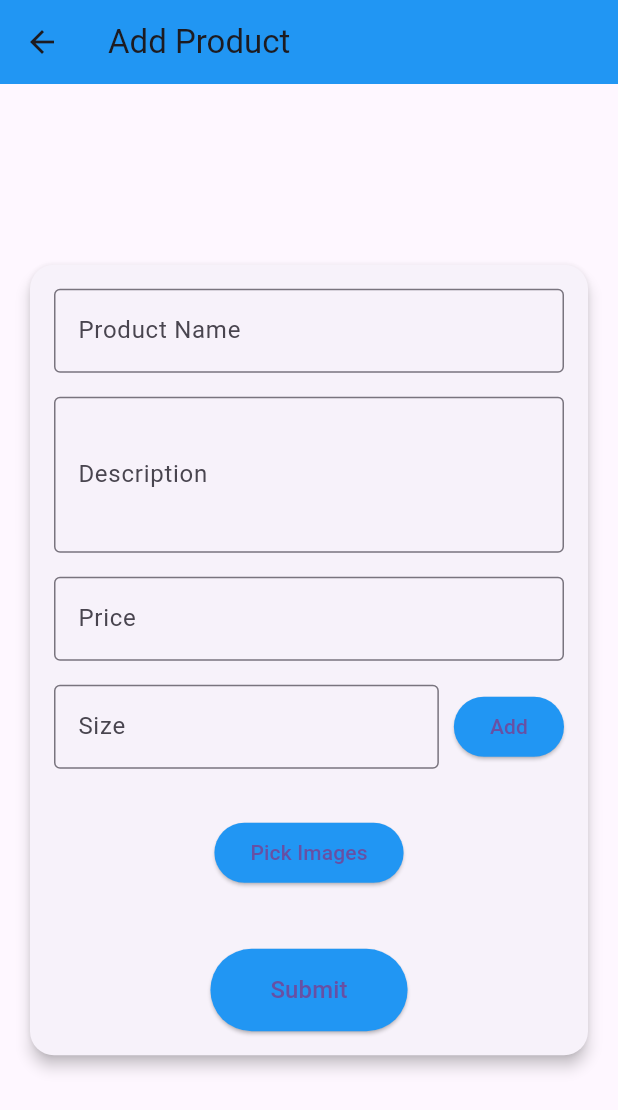
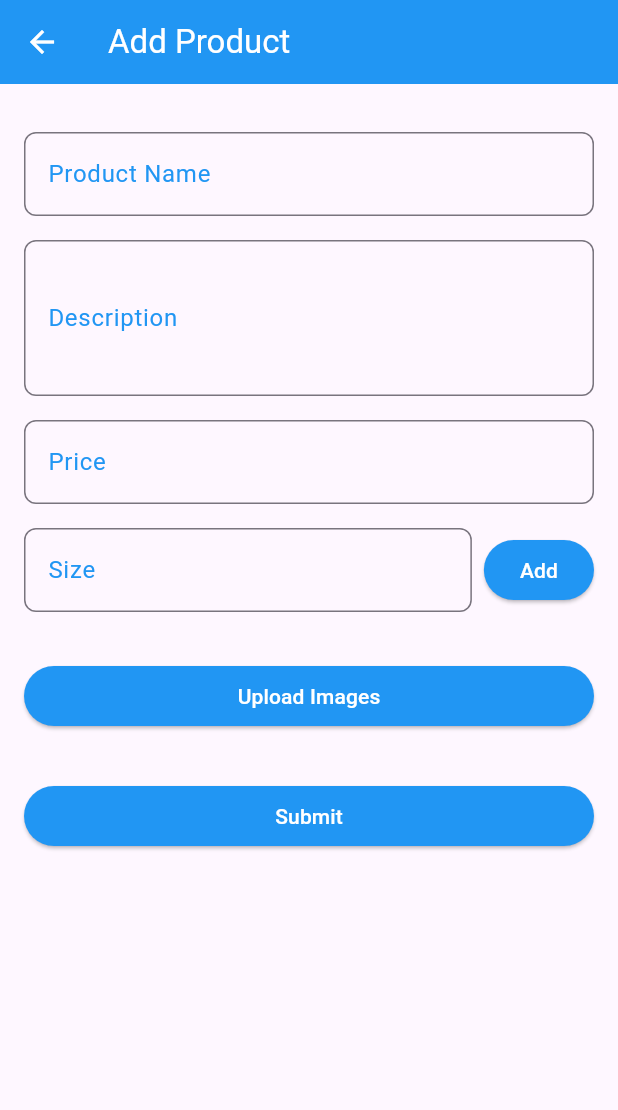
Before and after one commit to AmnaArifHussainC/paniwala, a Flutter app: the screen it shows after launch, scrolled down 288 dp, after a tap on the "add" icon, on a phone screen of 412 x 824 dp. Shown: the top 1110 px of the screen. Run offline on Flutter 3.47's test engine with Material 3 defaults, Android fonts, the phone set to English and light mode, and no system bars; our stand-ins replace cloud_firestore, file_picker, firebase_auth, firebase_core, firebase_storage, geocoding and 7 more; accounts and stored records are empty; project files that could hold a hidden picture were left out.

Commit message:
Commit By Amna

```diff
--- a/lib/view/supplier_screen/supplier_add_product.dart
+++ b/lib/view/supplier_screen/supplier_add_product.dart
@@ -1,6 +1,7 @@
 import 'dart:io';
 import 'package:flutter/material.dart';
 import 'package:image_picker/image_picker.dart';
+
 import '../../services/firestore/supplier_product.dart';
 
 class AddProductScreen extends StatefulWidget {
@@ -107,29 +108,26 @@ class _AddProductScreenState extends State<AddProductScreen> {
   Widget build(BuildContext context) {
     return Scaffold(
       appBar: AppBar(
-        title: const Text("Add Product"),
+        iconTheme: IconThemeData(color: Colors.white),
+        title: const Text("Add Product", style: TextStyle(color: Colors.white),),
         backgroundColor: Colors.blue,
       ),
-      body: Center(
-        child: SingleChildScrollView(
-          padding: const EdgeInsets.all(16.0),
-          child: Card(
-            elevation: 4,
-            shape: RoundedRectangleBorder(
-              borderRadius: BorderRadius.circular(16),
-            ),
-            child: Padding(
+      body: Padding(
         padding: const EdgeInsets.all(16.0),
         child: Form(
           key: _formKey,
-                child: Column(
-                  mainAxisSize: MainAxisSize.min,
+          child: ListView(
             children: [
+              const SizedBox(height: 16),
               TextFormField(
                 controller: _productNameController,
-                      decoration: const InputDecoration(
+                decoration: InputDecoration(
                   labelText: "Product Name",
-                        border: OutlineInputBorder(),
+                  labelStyle: const TextStyle(color: Colors.blue),
+                  border: OutlineInputBorder(
+                    borderSide: const BorderSide(color: Colors.blue),
+                    borderRadius: BorderRadius.circular(8),
+                  ),
                 ),
                 validator: (value) =>
                 value == null || value.isEmpty ? "Enter a name" : null,
@@ -137,21 +135,28 @@ class _AddProductScreenState extends State<AddProductScreen> {
               const SizedBox(height: 16),
               TextFormField(
                 controller: _descriptionController,
-                      decoration: const InputDecoration(
+                decoration: InputDecoration(
                   labelText: "Description",
-                        border: OutlineInputBorder(),
+                  labelStyle: const TextStyle(color: Colors.blue),
+                  border: OutlineInputBorder(
+                    borderSide: const BorderSide(color: Colors.blue),
+                    borderRadius: BorderRadius.circular(8),
+                  ),
                 ),
                 maxLines: 3,
-                      validator: (value) => value == null || value.isEmpty
-                          ? "Enter a description"
-                          : null,
+                validator: (value) =>
+                value == null || value.isEmpty ? "Enter a description" : null,
               ),
               const SizedBox(height: 16),
               TextFormField(
                 controller: _priceController,
-                      decoration: const InputDecoration(
+                decoration: InputDecoration(
                   labelText: "Price",
-                        border: OutlineInputBorder(),
+                  labelStyle: const TextStyle(color: Colors.blue),
+                  border: OutlineInputBorder(
+                    borderSide: const BorderSide(color: Colors.blue),
+                    borderRadius: BorderRadius.circular(8),
+                  ),
                 ),
                 keyboardType: TextInputType.number,
                 validator: (value) =>
@@ -165,19 +170,23 @@ class _AddProductScreenState extends State<AddProductScreen> {
                   Expanded(
                     child: TextFormField(
                       controller: _sizeController,
-                            decoration: const InputDecoration(
+                      decoration: InputDecoration(
                         labelText: "Size",
-                              border: OutlineInputBorder(),
+                        labelStyle: const TextStyle(color: Colors.blue),
+                        border: OutlineInputBorder(
+                          borderSide: const BorderSide(color: Colors.blue),
+                          borderRadius: BorderRadius.circular(8),
                         ),
                       ),
                     ),
-                        const SizedBox(width: 10),
+                  ),
+                  const SizedBox(width: 8),
                   ElevatedButton(
                     onPressed: _addSize,
                     style: ElevatedButton.styleFrom(
                       backgroundColor: Colors.blue,
                     ),
-                          child: const Text("Add"),
+                    child: const Text("Add", style: TextStyle(color: Colors.white),),
                   ),
                 ],
               ),
@@ -185,11 +194,13 @@ class _AddProductScreenState extends State<AddProductScreen> {
               Wrap(
                 spacing: 8,
                 children: _sizes
-                          .map((size) => Chip(
+                    .map(
+                      (size) => Chip(
                     label: Text(size),
-                        onDeleted: () =>
-                            _removeSize(_sizes.indexOf(size)),
-                      ))
+                    onDeleted: () => _removeSize(_sizes.indexOf(size)),
+                    backgroundColor: Colors.blue.shade100,
+                  ),
+                )
                     .toList(),
               ),
               const SizedBox(height: 16),
@@ -198,44 +209,31 @@ class _AddProductScreenState extends State<AddProductScreen> {
                 style: ElevatedButton.styleFrom(
                   backgroundColor: Colors.blue,
                 ),
-                      child: const Text("Pick Images"),
+                child: const Text("Upload Images", style: TextStyle(color: Colors.white),),
               ),
               const SizedBox(height: 16),
               Wrap(
                 spacing: 8,
                 children: _uploadedImages
                     .map(
-                            (image) => ClipRRect(
-                          borderRadius: BorderRadius.circular(8),
-                          child: Image.file(
+                      (image) => Image.file(
                     image,
                     width: 100,
                     height: 100,
                     fit: BoxFit.cover,
                   ),
-                        ),
                 )
                     .toList(),
               ),
-                    const SizedBox(height: 24),
+              const SizedBox(height: 16),
               ElevatedButton(
                 onPressed: _submitProduct,
                 style: ElevatedButton.styleFrom(
                   backgroundColor: Colors.blue,
-                        padding: const EdgeInsets.symmetric(
-                          vertical: 16,
-                          horizontal: 40,
                 ),
-                      ),
-                      child: const Text(
-                        "Submit",
-                        style: TextStyle(fontSize: 16),
-                      ),
+                child: const Text("Submit", style: TextStyle(color: Colors.white),),
               ),
             ],
-                ),
-              ),
-            ),
           ),
         ),
       ),
```
Lines whose indentation alone changed are shown as unchanged.
